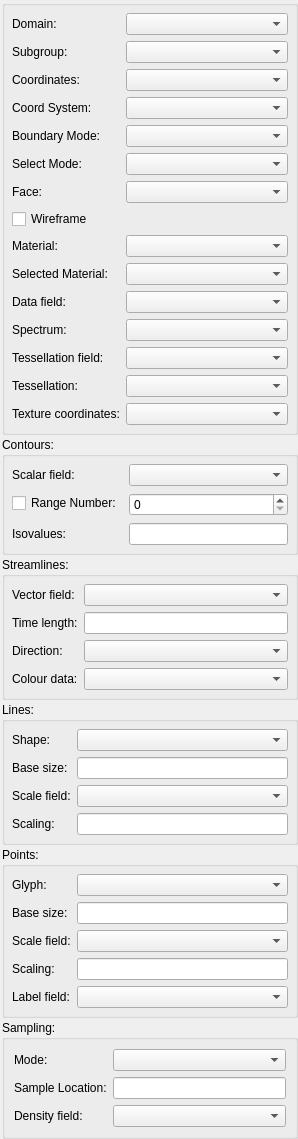
Qt form res/designer/graphicseditorwidget.ui (hsorby/cmlibs.widgets) before a commit.
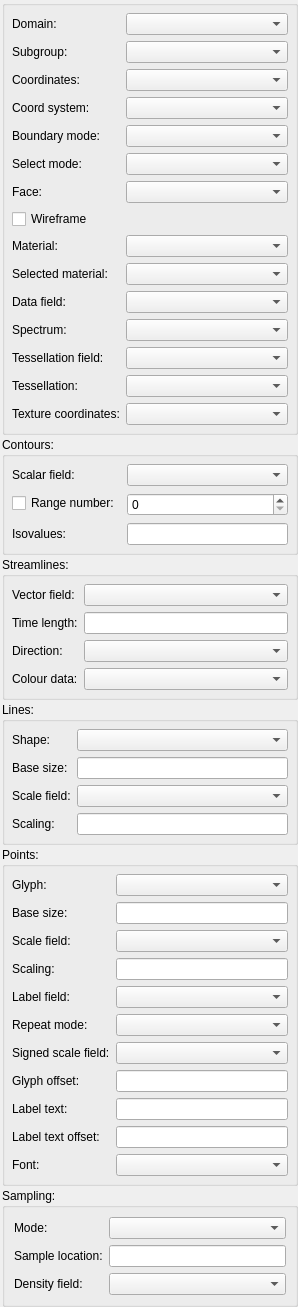
The same form after that commit. Custom widgets are drawn as their Qt base class.

Commit message: Add UI for point attributes

```diff
--- a/res/designer/graphicseditorwidget.ui
+++ b/res/designer/graphicseditorwidget.ui
@@ -10,7 +10,7 @@
     <x>0</x>
     <y>0</y>
     <width>298</width>
-    <height>1010</height>
+    <height>1185</height>
    </rect>
   </property>
   <property name="sizePolicy">
@@ -94,7 +94,7 @@
       <item row="5" column="0">
        <widget class="QLabel" name="scenecoordinatesystem_label">
         <property name="text">
-         <string>Coord System:</string>
+         <string>Coord system:</string>
         </property>
        </widget>
       </item>
@@ -104,7 +104,7 @@
       <item row="6" column="0">
        <widget class="QLabel" name="boundarymode_label">
         <property name="text">
-         <string>Boundary Mode:</string>
+         <string>Boundary mode:</string>
         </property>
        </widget>
       </item>
@@ -143,9 +143,9 @@
        </widget>
       </item>
       <item row="11" column="0">
-       <widget class="QLabel" name="material_label">
+       <widget class="QLabel" name="selected_material_label">
         <property name="text">
-         <string>Selected Material:</string>
+         <string>Selected material:</string>
         </property>
        </widget>
       </item>
@@ -239,7 +239,7 @@
       <item row="7" column="0">
        <widget class="QLabel" name="select_mode_label">
         <property name="text">
-         <string>Select Mode:</string>
+         <string>Select mode:</string>
         </property>
        </widget>
       </item>
@@ -312,7 +312,7 @@
       <item row="1" column="0">
        <widget class="QCheckBox" name="range_isovalues_checkBox">
         <property name="text">
-         <string>Range Number:</string>
+         <string>Range number:</string>
         </property>
        </widget>
       </item>
@@ -553,6 +553,70 @@
       <item row="6" column="1">
        <widget class="QLineEdit" name="point_scale_factors_lineedit"/>
       </item>
+      <item row="8" column="0">
+       <widget class="QLabel" name="glyph_repeat_mode_label">
+        <property name="text">
+         <string>Repeat mode:</string>
+        </property>
+       </widget>
+      </item>
+      <item row="8" column="1">
+       <widget class="EnumerationChooserWidget" name="glyph_repeat_mode_chooser"/>
+      </item>
+      <item row="9" column="0">
+       <widget class="QLabel" name="glyph_signed_scale_field_label">
+        <property name="text">
+         <string>Signed scale field:</string>
+        </property>
+       </widget>
+      </item>
+      <item row="9" column="1">
+       <widget class="FieldChooserWidget" name="glyph_signed_scale_field_chooser">
+        <property name="sizeAdjustPolicy">
+         <enum>QComboBox::AdjustToContents</enum>
+        </property>
+       </widget>
+      </item>
+      <item row="10" column="0">
+       <widget class="QLabel" name="glyph_offset_label">
+        <property name="text">
+         <string>Glyph offset:</string>
+        </property>
+       </widget>
+      </item>
+      <item row="10" column="1">
+       <widget class="QLineEdit" name="glyph_offset_lineedit"/>
+      </item>
+      <item row="11" column="0">
+       <widget class="QLabel" name="glyph_label_text_label">
+        <property name="text">
+         <string>Label text:</string>
+        </property>
+       </widget>
+      </item>
+      <item row="11" column="1">
+       <widget class="QLineEdit" name="glyph_label_text_lineedit"/>
+      </item>
+      <item row="12" column="0">
+       <widget class="QLabel" name="glyph_label_text_offset_label">
+        <property name="text">
+         <string>Label text offset:</string>
+        </property>
+       </widget>
+      </item>
+      <item row="12" column="1">
+       <widget class="QLineEdit" name="glyph_label_text_offset_lineedit"/>
+      </item>
+      <item row="13" column="0">
+       <widget class="QLabel" name="glyph_font_label">
+        <property name="text">
+         <string>Font:</string>
+        </property>
+       </widget>
+      </item>
+      <item row="13" column="1">
+       <widget class="QComboBox" name="glyph_font_comboBox"/>
+      </item>
      </layout>
     </widget>
    </item>
@@ -578,7 +642,7 @@
       <item row="1" column="0">
        <widget class="QLabel" name="sample_location_label">
         <property name="text">
-         <string>Sample Location:</string>
+         <string>Sample location:</string>
         </property>
        </widget>
       </item>
```
Left out of the diff: 98 changed lines with no effect on the pictures. The commit also changes 4 other files.
